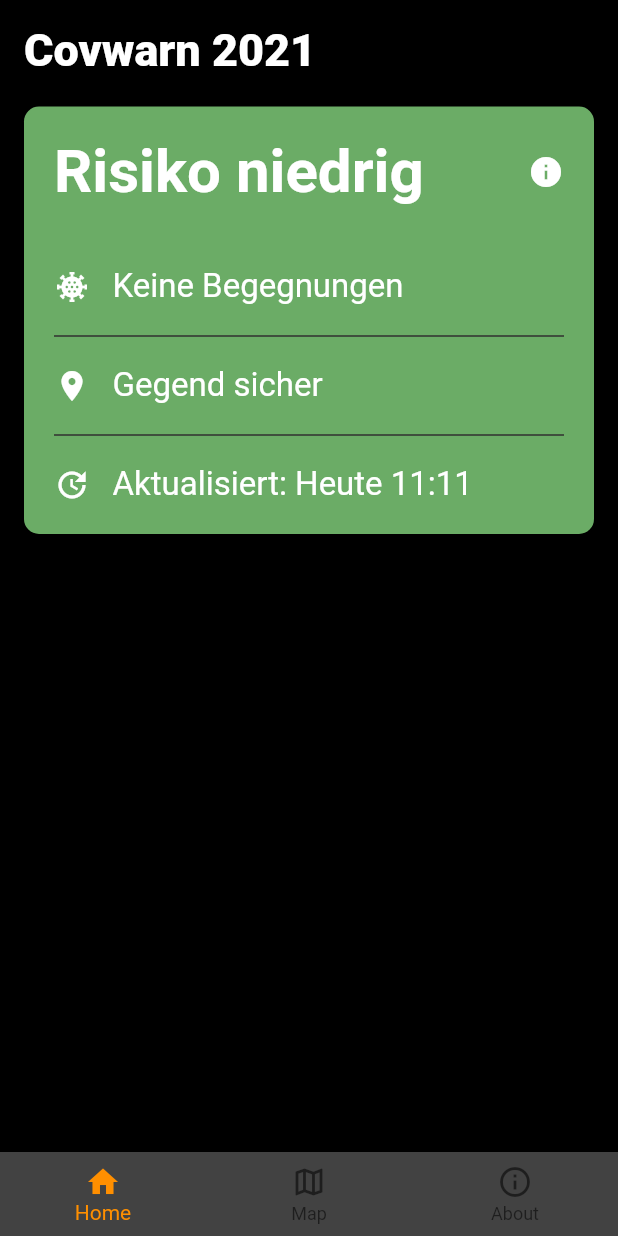
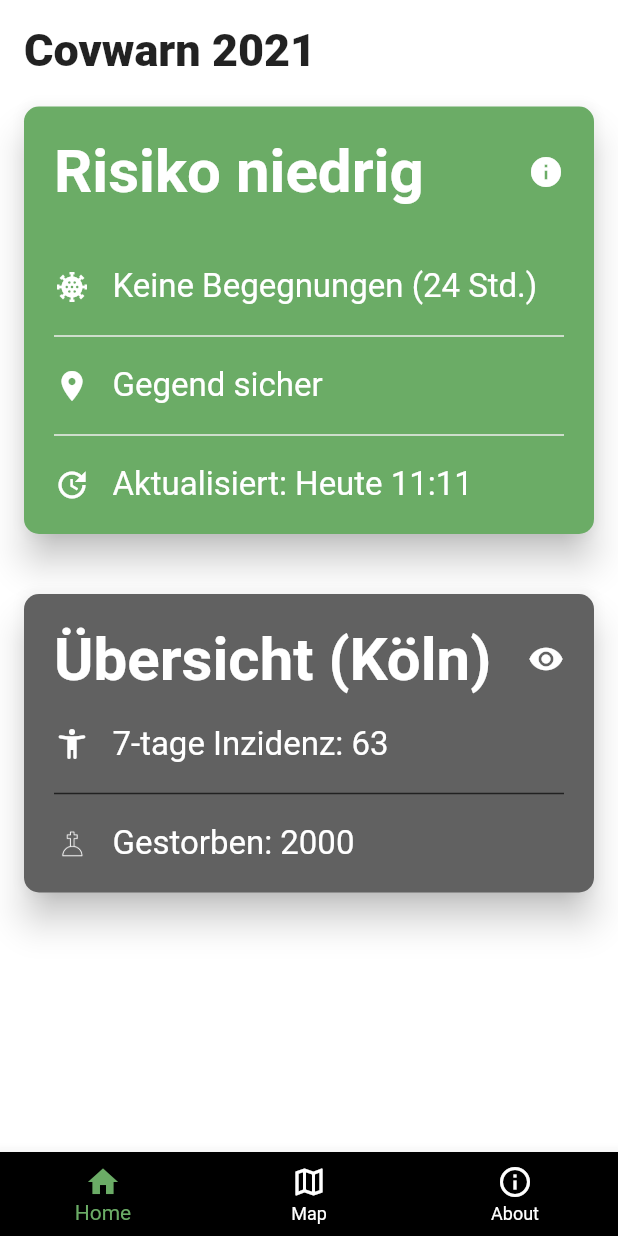
Before and after one commit to cxdxng/covwarn, a Flutter app: the screen it shows after launch, on a phone screen of 412 x 824 dp. Run offline on Flutter 3.47's test engine with Material 2 defaults, Android fonts, the phone set to English and light mode, and no system bars.

Commit message:
Added changes

```diff
--- a/lib/main.dart
+++ b/lib/main.dart
@@ -1,4 +1,3 @@
-
 import 'package:flutter/material.dart';
 
 void main() => runApp(MaterialApp(
@@ -19,8 +18,10 @@ class _UIState extends State<UI> {
     Color noRisk = Color(0xff6BAC66);
     Color slightRisk = Color(0xffF99246);
     Color infection = Color(0xffBF4448);
+    String town = "Köln";
+
     return Scaffold(
-      backgroundColor: Colors.black,
+      backgroundColor: Colors.white,
       body: SafeArea(
         child: Padding(
           padding: const EdgeInsets.all(16),
@@ -29,19 +30,16 @@ class _UIState extends State<UI> {
             children: [
               Text(
                 "Covwarn 2021",
-                style: TextStyle(
-                  fontSize: 30,
-                  color: Colors.white,
-                  fontWeight: FontWeight.w900
+                style: TextStyle(fontSize: 30, fontWeight: FontWeight.w900),
               ),
-              ),
-
               Center(
                 child: Padding(
                   padding: const EdgeInsets.only(top: 20),
                   child: Card(
                     color: noRisk,
-                    shape: RoundedRectangleBorder(borderRadius: BorderRadius.circular(10)),
+                    elevation: 10,
+                    shape: RoundedRectangleBorder(
+                        borderRadius: BorderRadius.circular(10)),
                     margin: EdgeInsets.zero,
                     child: Padding(
                       padding: const EdgeInsets.all(20),
@@ -58,23 +56,80 @@ class _UIState extends State<UI> {
                                   style: TextStyle(
                                       fontWeight: FontWeight.bold,
                                       fontSize: 40,
-                                    color: Colors.white
+                                      color: Colors.white),
                                 ),
+                                Icon(
+                                  Icons.info_sharp,
+                                  color: Colors.white,
                                 ),
-                                Icon(Icons.info_sharp, color: Colors.white,),
                               ],
                             ),
                           ),
-
-                          createTextWithIcon(Icons.coronavirus_sharp, "Keine Begegnungen"),
-                          Divider(height: 40,color: Colors.grey[850],thickness: 1,),
-                          createTextWithIcon(Icons.location_on, "Gegend sicher"),
-                          Divider(height: 40,color: Colors.grey[850],thickness: 1,),
-                          createTextWithIcon(Icons.update_sharp, "Aktualisiert: Heute 11:11"),
-
-
+                          createTextWithIcon(Icons.coronavirus_sharp,
+                              "Keine Begegnungen (24 Std.)"),
+                          Divider(
+                            height: 40,
+                            color: Colors.grey[200],
+                            thickness: 1,
+                          ),
+                          createTextWithIcon(
+                              Icons.location_on, "Gegend sicher"),
+                          Divider(
+                            height: 40,
+                            color: Colors.grey[200],
+                            thickness: 1,
+                          ),
+                          createTextWithIcon(
+                              Icons.update_sharp, "Aktualisiert: Heute 11:11"),
                         ],
                       ),
+                    ),
+                  ),
+                ),
+              ),
+              SizedBox(
+                height: 40,
+              ),
+              Center(
+                child: Card(
+                  elevation: 10,
+                  shape: RoundedRectangleBorder(
+                      borderRadius: BorderRadius.circular(10)),
+                  margin: EdgeInsets.zero,
+                  color: Colors.grey[700],
+                  child: Padding(
+                    padding: const EdgeInsets.all(20),
+                    child: Column(
+                      children: [
+                        Row(
+                          mainAxisAlignment: MainAxisAlignment.spaceBetween,
+                          children: [
+                            Text(
+                              "Übersicht ($town)",
+                              style: TextStyle(
+                                  fontSize: 40,
+                                  fontWeight: FontWeight.bold,
+                                  color: Colors.white),
+                            ),
+                            Icon(
+                              Icons.remove_red_eye_sharp,
+                              color: Colors.white,
+                            )
+                          ],
+                        ),
+                        SizedBox(
+                          height: 20,
+                        ),
+                        createTextWithIcon(Icons.accessibility_new_rounded,
+                            "7-tage Inzidenz: 63"),
+                        Divider(
+                          height: 40,
+                          color: Colors.grey[900],
+                          thickness: 1,
+                        ),
+                        createTextWithImageIcon(
+                            "assets/death.png", "Gestorben: 2000"),
+                      ],
                     ),
                   ),
                 ),
@@ -84,7 +139,7 @@ class _UIState extends State<UI> {
         ),
       ),
       bottomNavigationBar: BottomNavigationBar(
-        backgroundColor: Colors.grey[800],
+        backgroundColor: Colors.black,
         items: const <BottomNavigationBarItem>[
           BottomNavigationBarItem(
             icon: Icon(Icons.home),
@@ -100,24 +155,44 @@ class _UIState extends State<UI> {
           ),
         ],
         //currentIndex: _selectedIndex,
-        selectedItemColor: Colors.amber[800],
+        selectedItemColor: noRisk,
+        unselectedItemColor: Colors.white,
         //onTap: _onItemTapped,
       ),
     );
   }
-  Widget createTextWithIcon(IconData icon, String text){
+
+  Widget createTextWithIcon(IconData icon, String text) {
     return Row(
       children: [
         Padding(
           padding: const EdgeInsets.only(right: 15),
-          child: Icon(icon, color: Colors.white,),
+          child: Icon(
+            icon,
+            color: Colors.white,
+          ),
         ),
         Text(
           text,
-          style: TextStyle(
+          style: TextStyle(color: Colors.white, fontSize: 22),
+        )
+      ],
+    );
+  }
+
+  Widget createTextWithImageIcon(String icon, String text) {
+    return Row(
+      children: [
+        Padding(
+          padding: const EdgeInsets.only(right: 15),
+          child: ImageIcon(
+            AssetImage(icon),
             color: Colors.white,
-            fontSize: 22
           ),
+        ),
+        Text(
+          text,
+          style: TextStyle(color: Colors.white, fontSize: 22),
         )
       ],
     );
--- a/pubspec.yaml
+++ b/pubspec.yaml
@@ -45,9 +45,8 @@ flutter:
   uses-material-design: true
 
   # To add assets to your application, add an assets section, like this:
-  # assets:
-  #   - images/a_dot_burr.jpeg
-  #   - images/a_dot_ham.jpeg
+  assets:
+     - assets/
 
   # An image asset can refer to one or more resolution-specific "variants", see
   # https://flutter.dev/assets-and-images/#resolution-aware.
```
Also changed, not shown: assets/death.png (added). Lines whose indentation alone changed are shown as unchanged.
